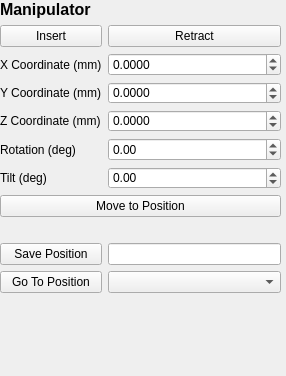
DeMarcoLab/fibsem, file fibsem/ui/qtdesigner_files/FibsemManipulatorWidget.ui: the form before one commit.
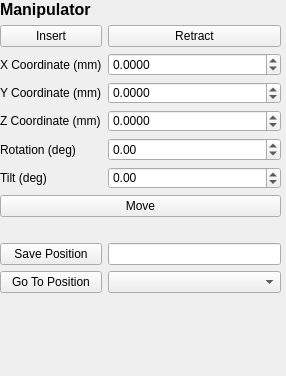
The form after the commit.

Commit message: manipulator widget is done

Diff of the .ui file:
```diff
--- a/fibsem/ui/qtdesigner_files/FibsemManipulatorWidget.ui
+++ b/fibsem/ui/qtdesigner_files/FibsemManipulatorWidget.ui
@@ -153,7 +153,7 @@
     <item row="7" column="1" colspan="2">
      <widget class="QPushButton" name="movetoposition_button">
       <property name="text">
-       <string>Move to Position</string>
+       <string>Move</string>
       </property>
      </widget>
     </item>
```
Left out of the diff: 6 changed lines with no effect on the pictures. The commit also changes 5 other files.
